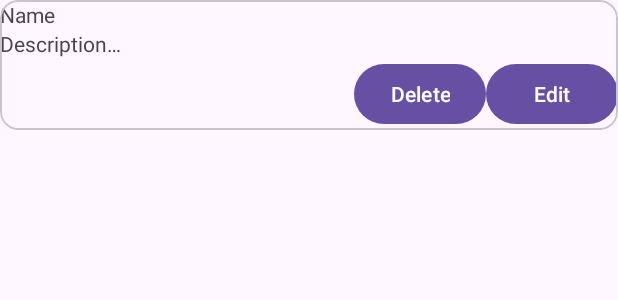
After one commit to kzi-nastava/ma-project-event-planner-siit-2024-team-14, an Android app: the layout category_card.xml on its own in the app's theme, with its tools: preview values and no code run, on a phone screen of 412 x 824 dp. The commit adds this screen. Shown: the top 300 px of the screen. Run offline under Robolectric (Android 15) with nearby library versions, the phone set to English and light mode, and no system bars.

Commit message:
Add category card and list adapter

```diff
--- /dev/null
+++ b/app/src/main/res/layout/category_card.xml
@@ -0,0 +1,52 @@
+<?xml version="1.0" encoding="utf-8"?>
+<com.google.android.material.card.MaterialCardView xmlns:android="http://schemas.android.com/apk/res/android"
+    android:layout_width="match_parent"
+    android:layout_height="wrap_content"
+    android:id="@+id/category_card">
+
+    <LinearLayout
+        android:layout_width="match_parent"
+        android:layout_height="wrap_content"
+        android:orientation="vertical">
+
+        <LinearLayout
+            android:layout_width="match_parent"
+            android:layout_height="wrap_content"
+            android:orientation="vertical">
+
+            <TextView
+                android:layout_width="wrap_content"
+                android:layout_height="wrap_content"
+                android:id="@+id/tw_category_name"
+                android:text="@string/category_card_name"/>
+            <TextView
+                android:layout_width="wrap_content"
+                android:layout_height="wrap_content"
+                android:id="@+id/tw_category_description"
+                android:text="@string/category_card_description"/>
+
+        </LinearLayout>
+
+        <LinearLayout
+            android:layout_width="match_parent"
+            android:layout_height="wrap_content"
+            android:orientation="horizontal"
+            android:gravity="end"
+            android:id="@+id/actions"> <!-- Could hide the actions based on role, to reuse the card for non-admin users? -->
+
+            <com.google.android.material.button.MaterialButton
+                android:layout_width="wrap_content"
+                android:layout_height="wrap_content"
+                android:text="@string/delete"
+                android:id="@+id/action_delete"/>
+
+            <com.google.android.material.button.MaterialButton
+                android:layout_width="wrap_content"
+                android:layout_height="wrap_content"
+                android:text="@string/edit"
+                android:id="@+id/action_edit"/>
+        </LinearLayout>
+
+    </LinearLayout>
+
+</com.google.android.material.card.MaterialCardView>
--- a/app/src/main/res/values/strings.xml
+++ b/app/src/main/res/values/strings.xml
@@ -4,5 +4,9 @@
     <string name="hello_blank_fragment">Hello blank fragment</string>
     <string name="service_image_sample">Service Image</string>
     <string name="service_name_sample">Service Name</string>
-    <string name="service_description_sample">Service description...</string>
+    <string name="service_description_sample">Service description&#8230;</string>
+    <string name="category_card_name">Name</string>
+    <string name="category_card_description">Description&#8230;</string>
+    <string name="delete">Delete</string>
+    <string name="edit">Edit</string>
 </resources>
```
Also changed, not shown: app/src/main/java/com/example/eventplanner/data/model/Category.java (+11 -0 lines), app/src/main/java/com/example/eventplanner/ui/adapter/CategoryListAdapter.java (added, +109 -0 lines).
